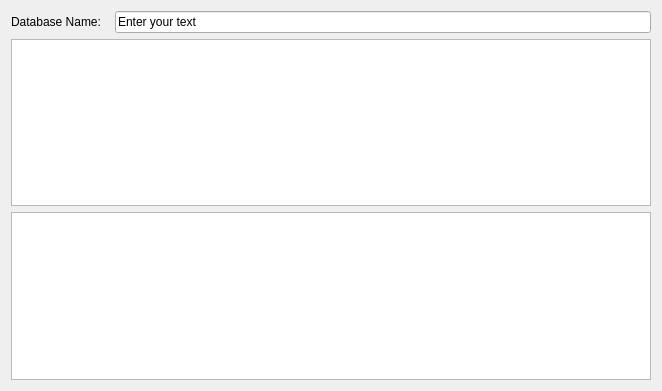
The window that GeneradorBaseDatos/dbmanager.ui (PaulMaxAvalosAguilar/QTSQLGenerator) describes before a commit, drawn with Qt 5.
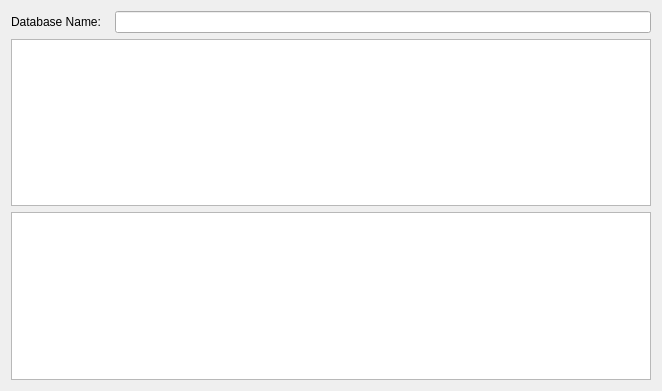
The same window after the commit.

Patch:
```diff
--- a/GeneradorBaseDatos/dbmanager.ui
+++ b/GeneradorBaseDatos/dbmanager.ui
@@ -68,7 +68,7 @@
         </size>
        </property>
        <property name="text">
-        <string>Enter your text</string>
+        <string/>
        </property>
       </widget>
      </item>
```
